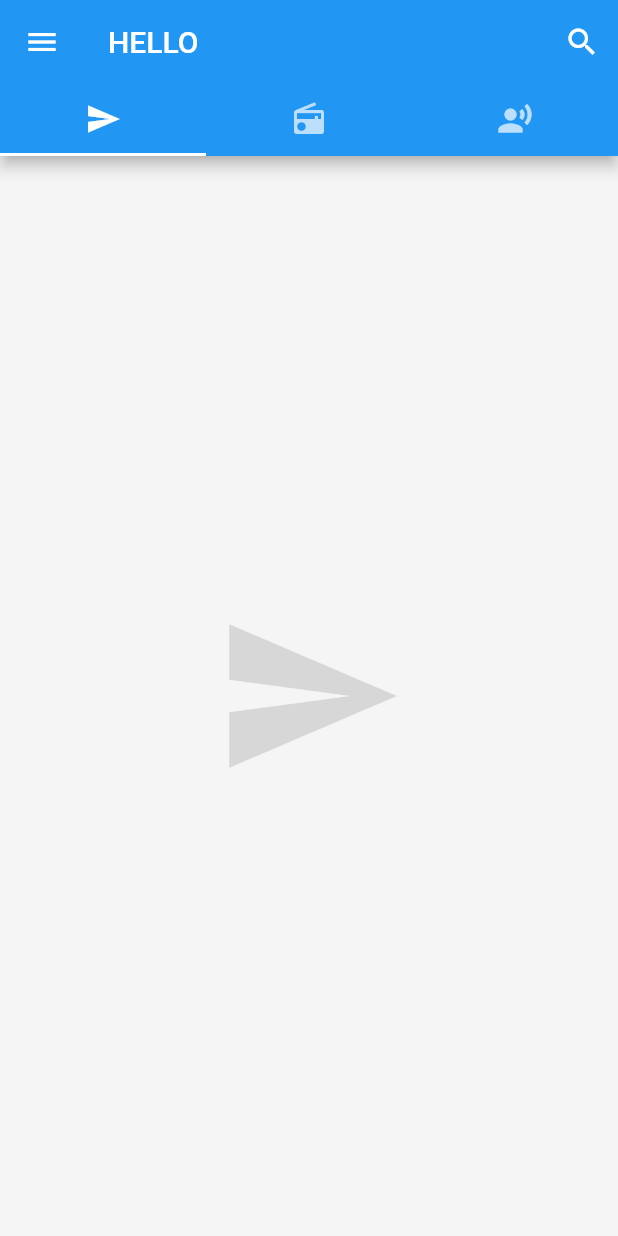
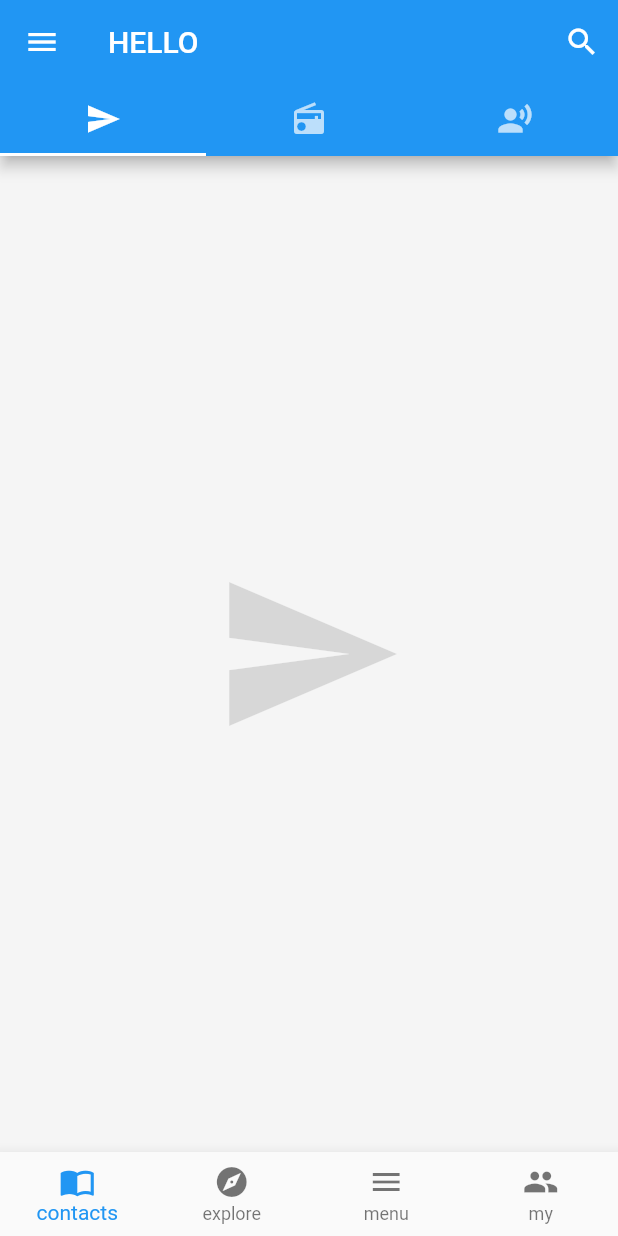
Before and after one commit to Amyuan23/flutter-demo, a Flutter app: the screen it shows after launch, on a phone screen of 412 x 824 dp. Run offline on Flutter 3.47's test engine with Material 2 defaults, Android fonts, the phone set to English and light mode, and no system bars.

Commit message:
BottomBarDemo

```diff
--- /dev/null
+++ b/demo/lib/demo/bottom_bar.dart
@@ -0,0 +1,34 @@
+import 'package:flutter/material.dart';
+
+class BottomBarDemo extends StatefulWidget {
+  @override
+  _BottomBarDemoState createState() => _BottomBarDemoState();
+}
+
+class _BottomBarDemoState extends State<BottomBarDemo> {
+  int _currentIndex = 0;
+
+  void _onTapHandler(int index) {
+    setState(() {
+      _currentIndex = index;
+    });
+  }
+
+  @override
+  Widget build(BuildContext context) {
+    return BottomNavigationBar(
+        currentIndex: _currentIndex,
+        onTap: _onTapHandler,
+        type: BottomNavigationBarType.fixed, // 超过4个bar，默认的type会改变，需要设一下
+        items: [
+          BottomNavigationBarItem(
+              icon: Icon(Icons.import_contacts), title: Text('contacts')),
+          BottomNavigationBarItem(
+            icon: Icon(Icons.explore),
+            title: Text('explore'),
+          ),
+          BottomNavigationBarItem(icon: Icon(Icons.menu), title: Text('menu')),
+          BottomNavigationBarItem(icon: Icon(Icons.people), title: Text('my')),
+        ]);
+  }
+}
--- a/demo/lib/main.dart
+++ b/demo/lib/main.dart
@@ -1,5 +1,6 @@
 import 'package:flutter/material.dart';
 import './demo/drawer.dart';
+import './demo/bottom_bar.dart';
 
 // 入口文件
 // void 不返回值
@@ -48,6 +49,7 @@ class Home extends StatelessWidget {
             Icon(Icons.record_voice_over, size: 128, color: Colors.black12),
           ]),
           drawer: DrawerDemo(),
+          bottomNavigationBar: BottomBarDemo(),
         ));
   }
 }
```
